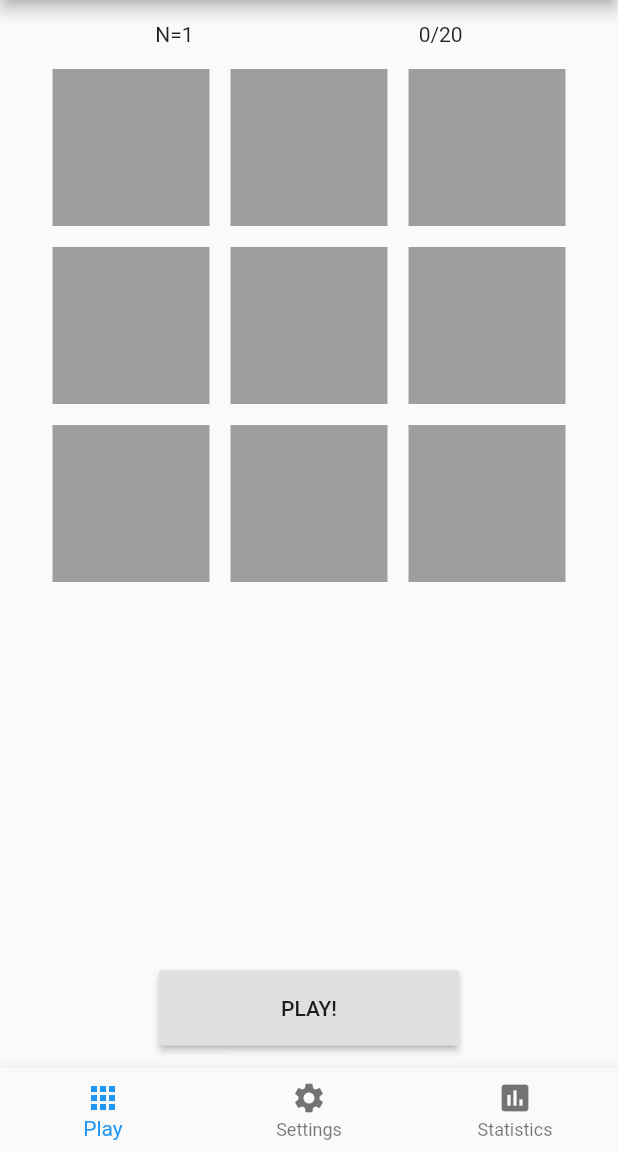
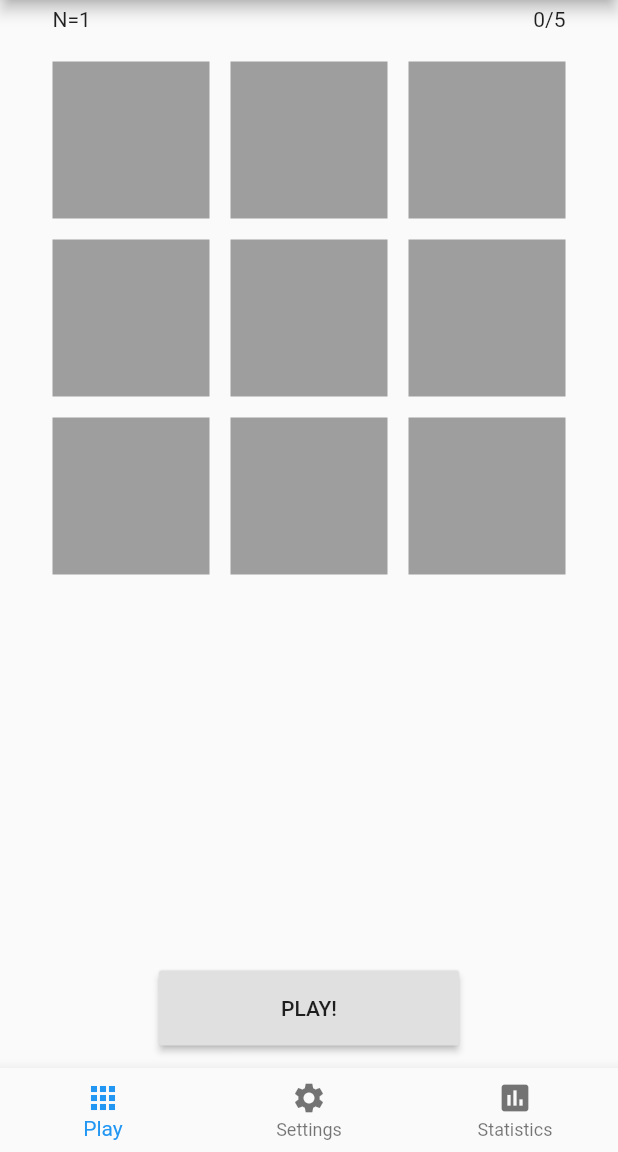
Before and after one commit to marcoboncoraglio/dual-n-back, a Flutter app: the screen it shows after launch, on a phone screen of 412 x 824 dp, the part 84-1236 px from its top. Run offline on Flutter 3.47's test engine with Material 2 defaults, Android fonts, the phone set to English and light mode, and no system bars; our stand-ins replace charts_flutter, flutter_tts, tuple.

```diff
--- a/dualnback/lib/game/auditory_input.dart
+++ b/dualnback/lib/game/auditory_input.dart
@@ -8,7 +8,7 @@ class AuditoryInput {
   }
 
   String letter;
-  List<String> possibleLetters = ["a", "b", "f", "h", "l", "i", "k", "m", "o"];
+  List<String> possibleLetters = ["b", "f", "h", "l", "i", "k", "m", "o"];
   static FlutterTts tts = new FlutterTts();
 
   speak(){
--- a/dualnback/lib/game/game.dart
+++ b/dualnback/lib/game/game.dart
@@ -23,7 +23,7 @@ class _GameState extends State<Game> {
   }
 
   void _startGameTimer() {
-    if (timer == null) {
+    if (timer == null || !timer.isActive) {
       int timerInterval =
           Provider.of<GameStateProvider>(context, listen: false).timerInterval;
       timer = Timer.periodic(Duration(milliseconds: timerInterval),
@@ -60,25 +60,25 @@ class _GameState extends State<Game> {
       _startGameTimer();
     }
 
-    // when game is complete, show dialog, trigger reset
-    if (currentRound > totalRounds) {
+    if (currentRound >= totalRounds) {
       timer?.cancel();
-      //gameStateProvider.toggleIsPlaying();
-      return ResultPage();
+
+      Future.delayed(
+          new Duration(milliseconds: gameStateProvider.timerInterval),
+          () => Navigator.push(
+              context, MaterialPageRoute(builder: (context) => ResultPage())));
     }
 
     return Column(children: <Widget>[
-      new Row(
-        mainAxisAlignment: MainAxisAlignment.center,
-        children: <Widget>[
-          new Padding(
-            padding: EdgeInsets.only(top: 15, left: 40, right: 100),
-            child: Text("N=$level"),
-          ),
-          new Padding(
-              padding: EdgeInsets.only(top: 15, right: 40, left: 50),
-              child: new Center(child: Text("$currentRound/$totalRounds"))),
-        ],
+      Padding(
+        padding: const EdgeInsets.symmetric(horizontal: 35, vertical: 5),
+        child: new Row(
+          mainAxisAlignment: MainAxisAlignment.spaceBetween,
+          children: <Widget>[
+            Text("N=$level"),
+            Text("$currentRound/$totalRounds"),
+          ],
+        ),
       ),
       new Expanded(
           child: gameStateProvider.isPlaying
--- a/dualnback/lib/game/game_state_provider.dart
+++ b/dualnback/lib/game/game_state_provider.dart
@@ -20,7 +20,7 @@ class GameStateProvider with ChangeNotifier {
 
   int timerInterval = 2000;
 
-  int totalRounds = 20;
+  int totalRounds = 5;
 
   // option to correct, right, wrong
   Map<MatchOption, Tuple3<int, int, int>> optionCounters;
--- a/dualnback/lib/main.dart
+++ b/dualnback/lib/main.dart
@@ -4,7 +4,9 @@ import 'package:provider/provider.dart';
 
 import 'game/game_state_provider.dart';
 
-void main() => runApp(MyApp());
+void main() => runApp(ChangeNotifierProvider(
+    builder: (context) => GameStateProvider(),
+    child: Container(child: MyApp())));
 
 class MyApp extends StatelessWidget {
   @override
@@ -25,8 +27,6 @@ class HomePage extends StatelessWidget {
 
   @override
   Widget build(BuildContext context) {
-    return ChangeNotifierProvider(
-        builder: (context) => GameStateProvider(),
-        child: Container(child: Router()));
+    return Container(child: Router());
   }
 }
--- a/dualnback/lib/settings_page.dart
+++ b/dualnback/lib/settings_page.dart
@@ -36,7 +36,7 @@ class _SettingsPageState extends State<SettingsPage> {
           new Slider(
               min: 1,
               max: 10,
-              divisions: 10,
+              divisions: 9,
               value: gameStateProvider.level.toDouble(),
               label: "$_level",
               onChanged: (val) =>
```
Also changed, not shown: dualnback/lib/game/result_page.dart (+11 -7 lines).
